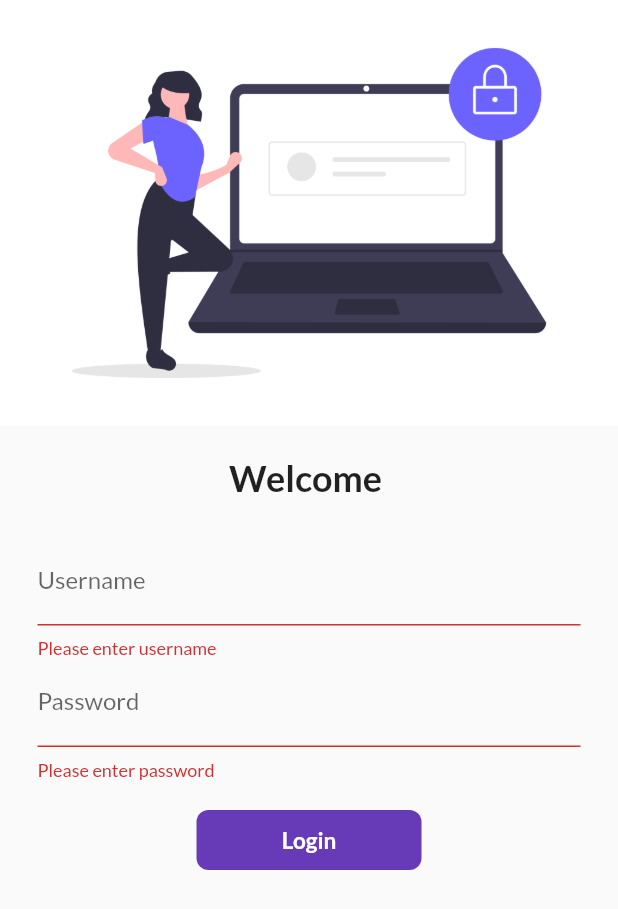
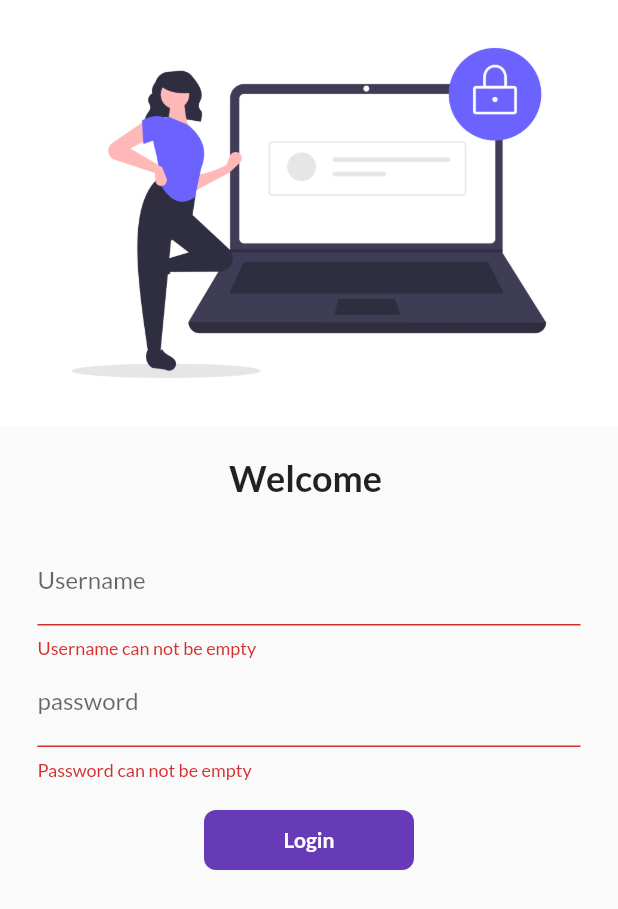
Before and after one commit to ganeshGitAccount/30daysOfFlutter, a Flutter app: the LoginPage screen opened by its route, after a tap on "Login", on a phone screen of 412 x 824 dp. Shown: the top 909 px of the screen. Run offline on Flutter 3.47's test engine with Material 2 defaults, Android fonts, the phone set to English and light mode, and no system bars; our stand-ins replace google_fonts; network calls fail.

Commit message:
day11 completed

```diff
--- a/lib/Pages/login_page.dart
+++ b/lib/Pages/login_page.dart
@@ -1,8 +1,5 @@
-import 'dart:ui';
-
 import 'package:firstapp/utilis/routes.dart';
 import 'package:flutter/material.dart';
-import 'package:matcher/matcher.dart';
 
 class LoginPage extends StatefulWidget {
   const LoginPage({Key? key}) : super(key: key);
@@ -13,19 +10,19 @@ class LoginPage extends StatefulWidget {
 
 class _LoginPageState extends State<LoginPage> {
   String name = "";
-  bool buttonStatus = false;
+  bool changeButton = false;
 
   final _formkey = GlobalKey<FormState>();
 
-  moveToNextPage(BuildContext context) async {
+  moveToHome(BuildContext context) async {
     if (_formkey.currentState!.validate()) {
       setState(() {
-        buttonStatus = true;
+        changeButton = true;
       });
       await Future.delayed(Duration(seconds: 1));
       await Navigator.pushNamed(context, MyRoute.homeRoute);
       setState(() {
-        buttonStatus = false;
+        changeButton = false;
       });
     }
   }
@@ -58,13 +55,13 @@ class _LoginPageState extends State<LoginPage> {
               child: Column(
                 children: [
                   TextFormField(
-                    decoration: const InputDecoration(
+                    decoration: InputDecoration(
                       hintText: "Enter username",
                       labelText: "Username",
                     ),
                     validator: (value) {
-                      if (value == null || value.isEmpty) {
-                        return 'Please enter username';
+                      if (value!.isEmpty) {
+                        return "Username can not be empty";
                       }
                       return null;
                     },
@@ -77,13 +74,13 @@ class _LoginPageState extends State<LoginPage> {
                     obscureText: true,
                     decoration: const InputDecoration(
                       hintText: "Enter password",
-                      labelText: "Password",
+                      labelText: "password",
                     ),
                     validator: (value) {
-                      if (value == null || value.isEmpty) {
-                        return 'Please enter password';
+                      if (value!.isEmpty) {
+                        return "Password can not be empty";
                       } else if (value.length < 6) {
-                        return 'Password length should be less than 6';
+                        return "Password length should be alteast 6 characters.";
                       }
                       return null;
                     },
@@ -92,43 +89,35 @@ class _LoginPageState extends State<LoginPage> {
                     height: 20,
                   ),
                   Material(
-                    borderRadius:
-                        BorderRadius.circular(buttonStatus ? 50.0 : 8.0),
                     color: Colors.deepPurple,
+                    borderRadius: BorderRadius.circular(changeButton ? 40 : 8),
                     child: InkWell(
-                      // splashColor: Colors.red,
-                      onTap: () => moveToNextPage(context),
+                      onTap: () => moveToHome(context),
                       child: AnimatedContainer(
+                        duration: Duration(seconds: 1),
+                        width: changeButton ? 40 : 140,
+                        height: 40,
                         alignment: Alignment.center,
-                        width: buttonStatus ? 50 : 150,
-                        height: 40,
-                        duration: Duration(seconds: 1),
-                        child: buttonStatus
-                            ? Icon(Icons.done, color: Colors.white)
-                            : const Text(
-                                "Login",
+                        child: changeButton
+                            ? const Icon(
+                                Icons.done,
+                                color: Colors.white,
+                              )
+                            : const Text("Login",
                                 style: TextStyle(
                                     color: Colors.white,
-                                    fontWeight: FontWeight.bold,
-                                    fontSize: 15),
-                              ),
-                        // decoration: BoxDecoration(
-                        //     color: Colors.deepPurple,
-                        //     // shape:
-                        //     //     buttonStatus ? BoxShape.circle : BoxShape.rectangle,
-                        //     borderRadius:
-                        //         BorderRadius.circular(buttonStatus ? 50.0 : 8.0)),
+                                    fontWeight: FontWeight.bold)),
                       ),
                     ),
                   ),
-
                   // ElevatedButton(
-                  //     style: TextButton.styleFrom(minimumSize: Size(120, 40)),
-                  //     onPressed: () {
-                  //       Navigator.pushNamed(context, MyRoute.homeRoute);
-                  //       print("Hi codepur");
-                  //     },
-                  //     child: Text("Login")),
+                  //   child: Text("Login"),
+                  //   style: TextButton.styleFrom(minimumSize: Size(150, 40)),
+                  //   onPressed: () {
+                  //     Navigator.pushNamed(context, MyRoute.homeRoute);
+                  //     print("Hi codepur");
+                  //   },
+                  // )
                 ],
               ),
             )
@@ -138,6 +127,7 @@ class _LoginPageState extends State<LoginPage> {
     ));
   }
 }
+
 /*
 class LoginPage extends StatelessWidget {
   const LoginPage({Key? key}) : super(key: key);
```
